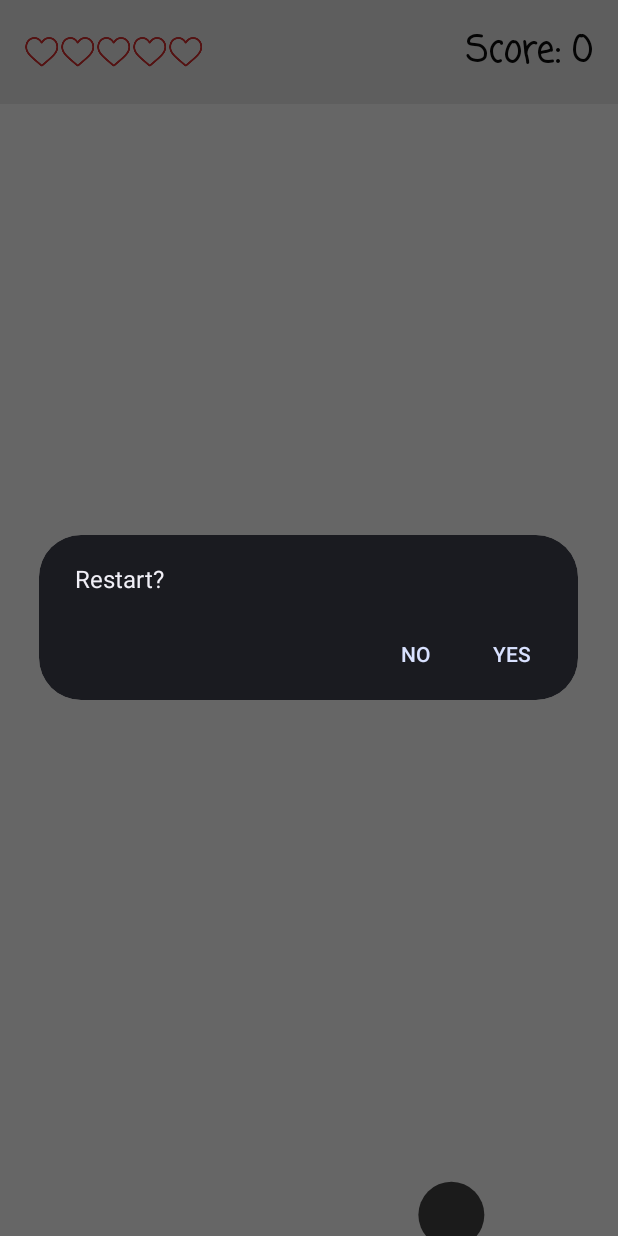
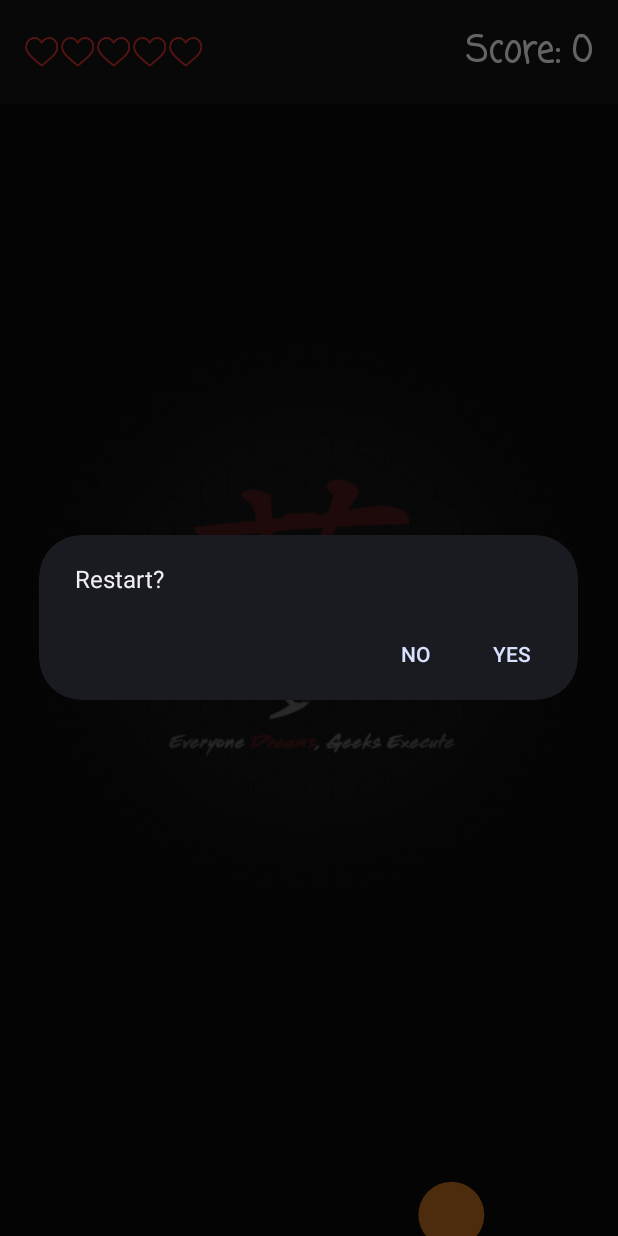
Before and after one commit to out386/shape-slice-game, an Android app: the screen it shows after launch (MainActivity), on a phone screen of 412 x 824 dp. Run offline under Robolectric (Android 15) with nearby library versions, the phone set to English and light mode, and no system bars.

Commit message:
Colours and image

```diff
--- a/app/src/main/java/com/example/a4/Fruit.java
+++ b/app/src/main/java/com/example/a4/Fruit.java
@@ -6,7 +6,6 @@
 package com.example.a4;
 
 import android.graphics.Canvas;
-import android.graphics.Color;
 import android.graphics.Matrix;
 import android.graphics.Paint;
 import android.graphics.Path;
@@ -23,7 +22,8 @@ public class Fruit {
      */
     private static final long SCALE_INTERVAL = 10000;
     private static final int MAX_SCALE_FACTOR = 5;
-    private static final int[] COLOURS = {Color.BLUE, Color.GREEN, Color.MAGENTA, Color.DKGRAY};
+    private static final int[] COLOURS = {0xFF961C1C, 0xFF6B1142, 0xFF3F1672, 0xFF171F6F, 0xFF0B3D66,
+            0xFF006064, 0xFF044E41, 0xFF2A5818, 0xFFA54813, 0xFFC06B21, 0xFF83781A};
 
     private Path path = new Path();
     private Paint paint = new Paint(Paint.ANTI_ALIAS_FLAG);
--- a/app/src/main/java/com/example/a4/MainView.java
+++ b/app/src/main/java/com/example/a4/MainView.java
@@ -97,7 +97,7 @@ public class MainView extends View {
         toAdd = 2;
         newFruits = new ArrayList<>();
         goFullscreen(((Activity) viewContext).getWindow());
-        setBackgroundColor(Color.WHITE);
+        setBackgroundColor(Color.TRANSPARENT);
         invalidate();
         if (dimens != null) {
             if (drawRunnable == null)
--- a/app/src/main/res/layout/main.xml
+++ b/app/src/main/res/layout/main.xml
@@ -1,35 +1,44 @@
 <?xml version="1.0" encoding="utf-8"?>
-<LinearLayout xmlns:android="http://schemas.android.com/apk/res/android"
+<RelativeLayout xmlns:android="http://schemas.android.com/apk/res/android"
+    xmlns:tools="http://schemas.android.com/tools"
     android:layout_width="fill_parent"
     android:layout_height="fill_parent"
-    xmlns:tools="http://schemas.android.com/tools"
+    android:background="@color/bg"
     android:orientation="vertical">
 
-    <RelativeLayout
+    <ImageView
         android:layout_width="match_parent"
         android:layout_height="wrap_content"
-        android:textAlignment="center"
+        android:adjustViewBounds="true"
+        android:src="@drawable/bg"
+        android:layout_centerVertical="true"/>
+
+    <RelativeLayout
+        android:id="@+id/top_view"
+        android:layout_width="match_parent"
+        android:layout_height="wrap_content"
+        android:background="@color/topBg"
         android:orientation="horizontal"
         android:padding="16dp"
-        android:background="@color/topBg">
+        android:textAlignment="center">
 
         <TextView
             android:id="@+id/score"
             android:layout_width="wrap_content"
             android:layout_height="wrap_content"
-            android:textStyle="bold"
-            android:textSize="24sp"
+            android:layout_alignParentEnd="true"
+            android:layout_centerVertical="true"
             android:fontFamily="casual"
             android:textColor="@color/scoreText"
-            android:layout_centerVertical="true"
-            android:layout_alignParentEnd="true"
+            android:textSize="24sp"
+            android:textStyle="bold"
             tools:text="Score: 5" />
 
         <RatingBar
             android:id="@+id/life"
+            style="@style/RatingBarTheme"
             android:layout_width="wrap_content"
             android:layout_height="wrap_content"
-            style="@style/RatingBarTheme"
             android:layout_centerVertical="true"
             android:numStars="5"
             android:rating="3"
@@ -41,8 +50,9 @@
         android:id="@+id/main_2"
         android:layout_width="match_parent"
         android:layout_height="match_parent"
+        android:layout_below="@id/top_view"
         android:orientation="horizontal">
 
     </LinearLayout>
 
-</LinearLayout>
+</RelativeLayout>
--- a/app/src/main/res/values/colors.xml
+++ b/app/src/main/res/values/colors.xml
@@ -1,6 +1,7 @@
 <?xml version="1.0" encoding="utf-8"?>
 <resources>
     <color name="lifeTint">#D32F2F</color>
-    <color name="scoreText">#0A0A0A</color>
-    <color name="topBg">#EBEBEB</color>
+    <color name="scoreText">#FCFCFC</color>
+    <color name="topBg">#131313</color>
+    <color name="bg">#0a0a0a</color>
 </resources>
```
Also changed, not shown: app/src/main/res/drawable-xxhdpi/bg.jpg (added), 1 other file.
